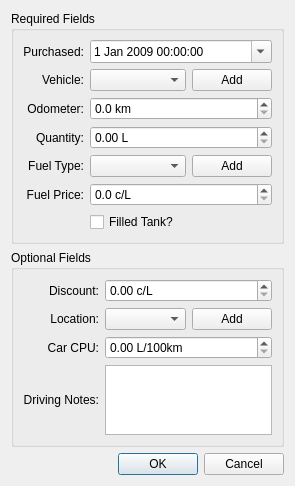
First picture: the form in purchase.ui, repository LiamKeene/PyFuelDB, before the edit.
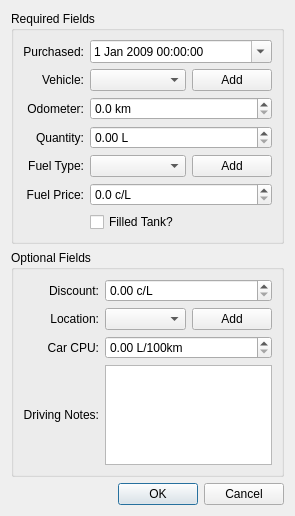
Second picture: the form after the edit. Icons and pictures are not drawn.

Commit message: Modified dialogs (new .ui file format)

Diff of the .ui file:
```diff
--- a/purchase.ui
+++ b/purchase.ui
@@ -4,12 +4,12 @@
   <property name="windowModality" >
    <enum>Qt::ApplicationModal</enum>
   </property>
-  <property name="geometry" >
+  <property name="geometry">
    <rect>
     <x>0</x>
     <y>0</y>
     <width>295</width>
-    <height>457</height>
+    <height>516</height>
    </rect>
   </property>
   <property name="windowTitle" >
```
Left out of the diff: 326 changed lines with no effect on the pictures. The commit also changes 3 other files.
